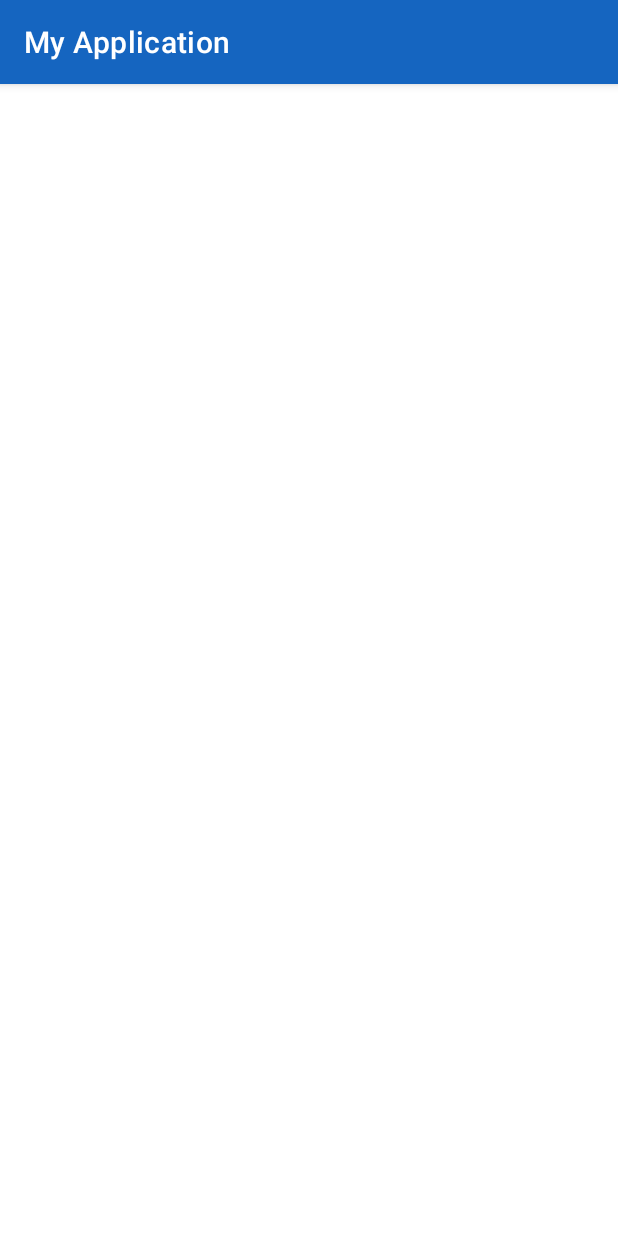
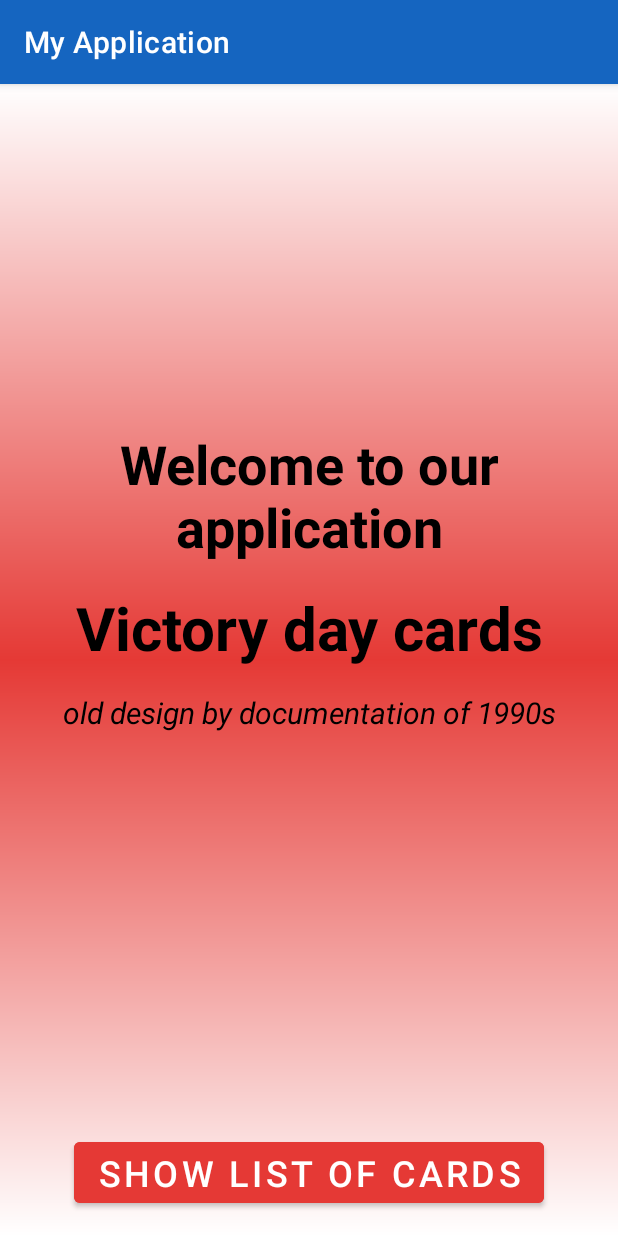
Before and after one commit to e-kleban/MyTestApplication, an Android app: the CongratulationContainerActivity screen opened directly, with no data from a screen before it, on a phone screen of 412 x 824 dp. Run offline under Robolectric (Android 15) with nearby library versions, the phone set to English and light mode, and no system bars.

Commit message:
create WelcomeFragment Use navigation

```diff
--- a/app/src/main/AndroidManifest.xml
+++ b/app/src/main/AndroidManifest.xml
@@ -11,7 +11,7 @@
         android:roundIcon="@mipmap/ic_launcher_round"
         android:supportsRtl="true"
         android:theme="@style/Theme.MyApplication">
-        <activity android:name=".CongratulationActivity"></activity>
+        <activity android:name=".CongratulationContainerActivity"></activity>
         <activity android:name=".MainActivity">
             <intent-filter>
                 <action android:name="android.intent.action.MAIN" />
--- a/app/src/main/java/by/kleban/myapplication/CongratulationActivity.kt
+++ b/app/src/main/java/by/kleban/myapplication/CongratulationContainerActivity.kt
@@ -3,9 +3,9 @@ package by.kleban.myapplication
 import androidx.appcompat.app.AppCompatActivity
 import android.os.Bundle
 
-class CongratulationActivity : AppCompatActivity() {
+class CongratulationContainerActivity : AppCompatActivity() {
     override fun onCreate(savedInstanceState: Bundle?) {
         super.onCreate(savedInstanceState)
-        setContentView(R.layout.activity_congratulation)
+        setContentView(R.layout.activity_congratulation_container)
     }
 }
--- a/app/src/main/java/by/kleban/myapplication/MainActivity.kt
+++ b/app/src/main/java/by/kleban/myapplication/MainActivity.kt
@@ -48,7 +48,7 @@ class MainActivity : AppCompatActivity() {
             startActivity(intent)
         }
         buttonDz6.setOnClickListener {
-            val intent = Intent(this, CongratulationActivity::class.java)
+            val intent = Intent(this, CongratulationContainerActivity::class.java)
             startActivity(intent)
         }
     }
--- /dev/null
+++ b/app/src/main/java/by/kleban/myapplication/WelcomeFragment.kt
@@ -0,0 +1,18 @@
+package by.kleban.myapplication
+
+import android.os.Bundle
+import android.view.LayoutInflater
+import android.view.View
+import android.view.ViewGroup
+import androidx.fragment.app.Fragment
+
+
+class WelcomeFragment: Fragment() {
+    override fun onCreateView(
+        inflater: LayoutInflater,
+        container: ViewGroup?,
+        savedInstanceState: Bundle?
+    ): View? {
+        return inflater.inflate(R.layout.fragment_welcome,container,false)
+    }
+}
--- /dev/null
+++ b/app/src/main/res/drawable/background_1990s.xml
@@ -0,0 +1,10 @@
+<?xml version="1.0" encoding="utf-8"?>
+<shape xmlns:android="http://schemas.android.com/apk/res/android">
+
+    <gradient
+        android:angle="90"
+        android:centerColor="@color/red"
+        android:endColor="@color/white"
+        android:startColor="#FFFFFF" />
+
+</shape>
--- /dev/null
+++ b/app/src/main/res/drawable/button_show.xml
@@ -0,0 +1,20 @@
+<?xml version="1.0" encoding="utf-8"?>
+<selector xmlns:android="http://schemas.android.com/apk/res/android">
+
+    <item android:state_pressed="false">
+        <shape>
+            <solid android:color="@color/red" />
+            <stroke android:width="@dimen/margin_double" android:color="@color/black" />
+            <corners android:radius="15dp" />
+        </shape>
+    </item>
+
+    <item android:state_pressed="true">
+        <shape>
+            <solid android:color="@color/white" />
+            <stroke android:width="@dimen/margin_double" android:color="@color/black" />
+            <corners android:radius="15dp" />
+        </shape>
+    </item>
+
+</selector>
--- a/app/src/main/res/layout/activity_congratulation.xml
+++ /dev/null
@@ -1,9 +0,0 @@
-<?xml version="1.0" encoding="utf-8"?>
-<androidx.constraintlayout.widget.ConstraintLayout xmlns:android="http://schemas.android.com/apk/res/android"
-    xmlns:app="http://schemas.android.com/apk/res-auto"
-    xmlns:tools="http://schemas.android.com/tools"
-    android:layout_width="match_parent"
-    android:layout_height="match_parent"
-    tools:context=".CongratulationActivity">
-
-</androidx.constraintlayout.widget.ConstraintLayout>
--- /dev/null
+++ b/app/src/main/res/layout/activity_congratulation_container.xml
@@ -0,0 +1,17 @@
+<?xml version="1.0" encoding="utf-8"?>
+<FrameLayout xmlns:android="http://schemas.android.com/apk/res/android"
+    xmlns:app="http://schemas.android.com/apk/res-auto"
+    xmlns:tools="http://schemas.android.com/tools"
+    android:layout_width="match_parent"
+    android:layout_height="match_parent"
+    tools:context=".CongratulationContainerActivity">
+
+    <fragment
+        android:id="@+id/nav_host_fragment"
+        android:name="androidx.navigation.fragment.NavHostFragment"
+        android:layout_width="match_parent"
+        android:layout_height="match_parent"
+        app:defaultNavHost="true"
+        app:navGraph="@navigation/nav_graph" />
+
+</FrameLayout>
--- /dev/null
+++ b/app/src/main/res/layout/fragment_welcome.xml
@@ -0,0 +1,63 @@
+<?xml version="1.0" encoding="utf-8"?>
+<androidx.constraintlayout.widget.ConstraintLayout xmlns:android="http://schemas.android.com/apk/res/android"
+    xmlns:app="http://schemas.android.com/apk/res-auto"
+    android:layout_width="match_parent"
+    android:layout_height="match_parent"
+    android:background="@drawable/background_1990s"
+    android:padding="16dp">
+
+    <TextView
+        android:id="@+id/txt_welcome_app"
+        android:layout_width="wrap_content"
+        android:layout_height="wrap_content"
+        android:gravity="center"
+        android:text="@string/welcome_to_our_application_quot_victory_day_cards_quot"
+        android:textColor="@color/black"
+        android:textSize="36sp"
+        android:textStyle="bold"
+        app:layout_constraintBottom_toTopOf="@id/txt_welcome_name"
+        app:layout_constraintEnd_toEndOf="parent"
+        app:layout_constraintStart_toStartOf="parent"
+        app:layout_constraintTop_toTopOf="parent"
+        app:layout_constraintVertical_bias="0.4"
+        app:layout_constraintVertical_chainStyle="packed" />
+
+    <TextView
+        android:id="@+id/txt_welcome_name"
+        android:layout_width="wrap_content"
+        android:layout_height="wrap_content"
+        android:layout_margin="@dimen/margin_double"
+        android:text="@string/quot_victory_day_cards_quot"
+        android:textColor="@color/black"
+        android:textSize="40sp"
+        android:textStyle="bold"
+        app:layout_constraintBottom_toTopOf="@id/txt_welcome_old_design"
+        app:layout_constraintEnd_toEndOf="parent"
+        app:layout_constraintStart_toStartOf="parent"
+        app:layout_constraintTop_toBottomOf="@id/txt_welcome_app" />
+
+    <TextView
+        android:id="@+id/txt_welcome_old_design"
+        android:layout_width="wrap_content"
+        android:layout_height="wrap_content"
+        android:text="@string/old_design_by_documentation_of_1990s"
+        android:textColor="@color/black"
+        android:textSize="20sp"
+        android:textStyle="italic"
+        app:layout_constraintBottom_toBottomOf="parent"
+        app:layout_constraintEnd_toEndOf="parent"
+        app:layout_constraintStart_toStartOf="parent"
+        app:layout_constraintTop_toBottomOf="@+id/txt_welcome_name" />
+
+    <Button
+        android:id="@+id/btn_show_cards"
+        android:layout_width="wrap_content"
+        android:layout_height="wrap_content"
+        android:backgroundTint="@color/red"
+        android:text="@string/show_list_of_cards"
+        android:textSize="24sp"
+        app:layout_constraintBottom_toBottomOf="parent"
+        app:layout_constraintEnd_toEndOf="parent"
+        app:layout_constraintStart_toStartOf="parent" />
+
+</androidx.constraintlayout.widget.ConstraintLayout>
--- /dev/null
+++ b/app/src/main/res/navigation/nav_graph.xml
@@ -0,0 +1,13 @@
+<?xml version="1.0" encoding="utf-8"?>
+<navigation xmlns:android="http://schemas.android.com/apk/res/android"
+    xmlns:app="http://schemas.android.com/apk/res-auto"
+    xmlns:tools="http://schemas.android.com/tools"
+    android:id="@+id/nav_graph"
+    app:startDestination="@id/welcomeFragment">
+
+    <fragment
+        android:id="@+id/welcomeFragment"
+        android:name="by.kleban.myapplication.WelcomeFragment"
+        android:label="WelcomeFragment"
+        tools:layout ="@layout/fragment_welcome" />
+</navigation>
--- a/app/src/main/res/values/colors.xml
+++ b/app/src/main/res/values/colors.xml
@@ -8,5 +8,6 @@
     <color name="black">#FF000000</color>
     <color name="white">#FFFFFFFF</color>
     <color name="background_edit_text">#310774B6</color>
+    <color name="red">#E53935</color>
 
 </resources>
--- a/app/src/main/res/values/strings.xml
+++ b/app/src/main/res/values/strings.xml
@@ -42,4 +42,8 @@
     <string name="btn_ok">ok</string>
     <string name="btn_enter">enter</string>
     <string name="txt_welcome">welcome</string>
+    <string name="welcome_to_our_application_quot_victory_day_cards_quot">Welcome to our application</string>
+    <string name="old_design_by_documentation_of_1990s">old design by documentation of 1990s</string>
+    <string name="show_list_of_cards">show list of cards</string>
+    <string name="quot_victory_day_cards_quot">"Victory day cards"</string>
 </resources>
```
